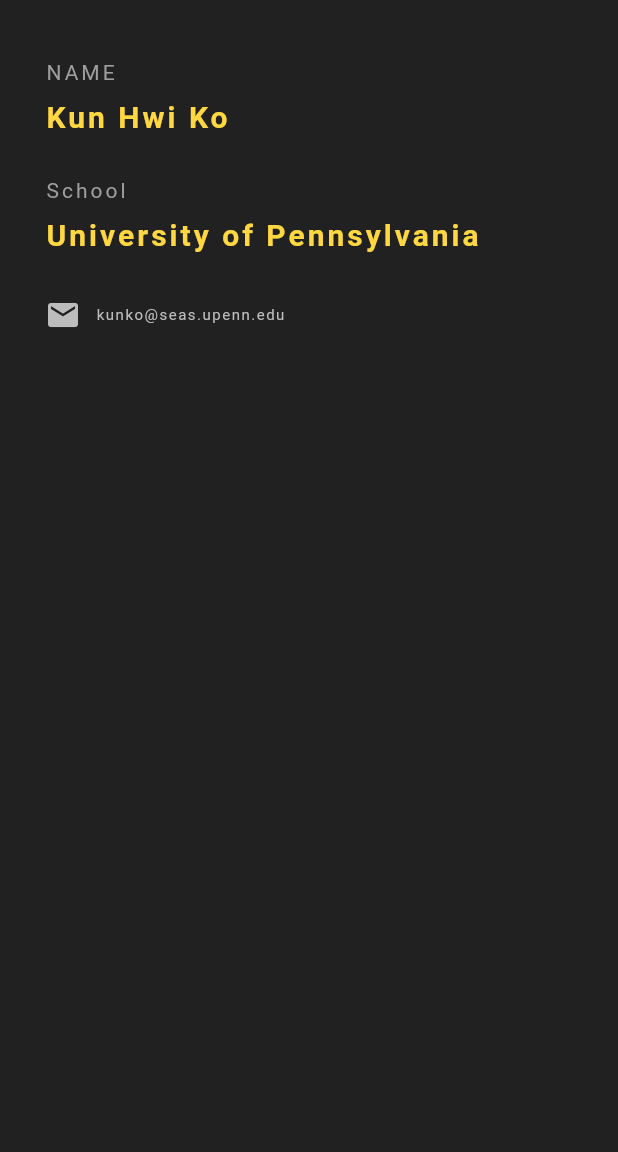
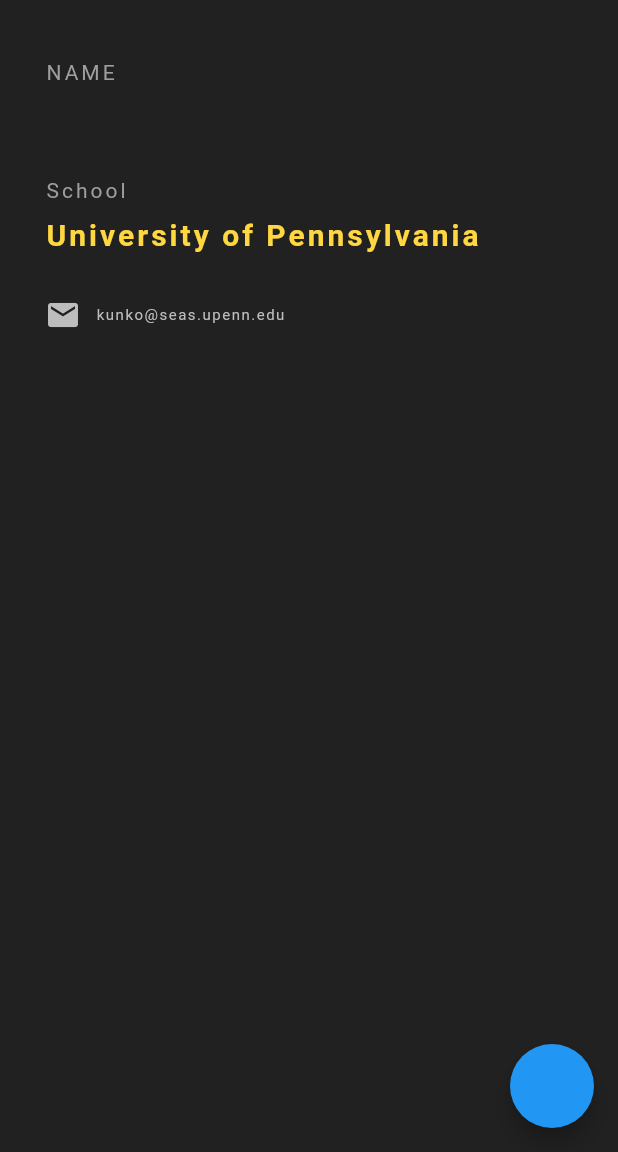
Before and after one commit to kunhwiko/stock-bot, a Flutter app: the screen it shows after launch, on a phone screen of 412 x 824 dp, the part 84-1236 px from its top. Run offline on Flutter 3.47's test engine with Material 2 defaults, Android fonts, the phone set to English and light mode, and no system bars.

Commit message:
Practice with Flutter

```diff
--- a/dart_folder/lib/main.dart
+++ b/dart_folder/lib/main.dart
@@ -4,7 +4,15 @@ void main() => runApp(MaterialApp(
   home : Home(),
 ));
 
-class Home extends StatelessWidget {
+class Home extends StatefulWidget {
+  @override
+  _HomeState createState() => _HomeState();
+}
+
+class _HomeState extends State<Home> {
+
+  String name = "";
+
   @override
   Widget build(BuildContext context) {
     return Scaffold(
@@ -14,6 +22,14 @@ class Home extends StatelessWidget {
         centerTitle : true,
         backgroundColor : Colors.grey[850],
         elevation : 0.0,
+      ),
+
+      floatingActionButton : FloatingActionButton(
+        onPressed:(){
+          setState(() {
+            name = "Kun Hwi Ko";
+          });
+        },
       ),
 
       body : Padding(
@@ -30,7 +46,7 @@ class Home extends StatelessWidget {
             ),
             SizedBox(height : 10.0),
             Text(
-              'Kun Hwi Ko',
+              '$name',
               style : TextStyle(
                 color : Colors.amberAccent[200],
                 letterSpacing : 2.0,
@@ -77,7 +93,6 @@ class Home extends StatelessWidget {
           ],
         ),
       ),
-
     );
   }
 }
```
